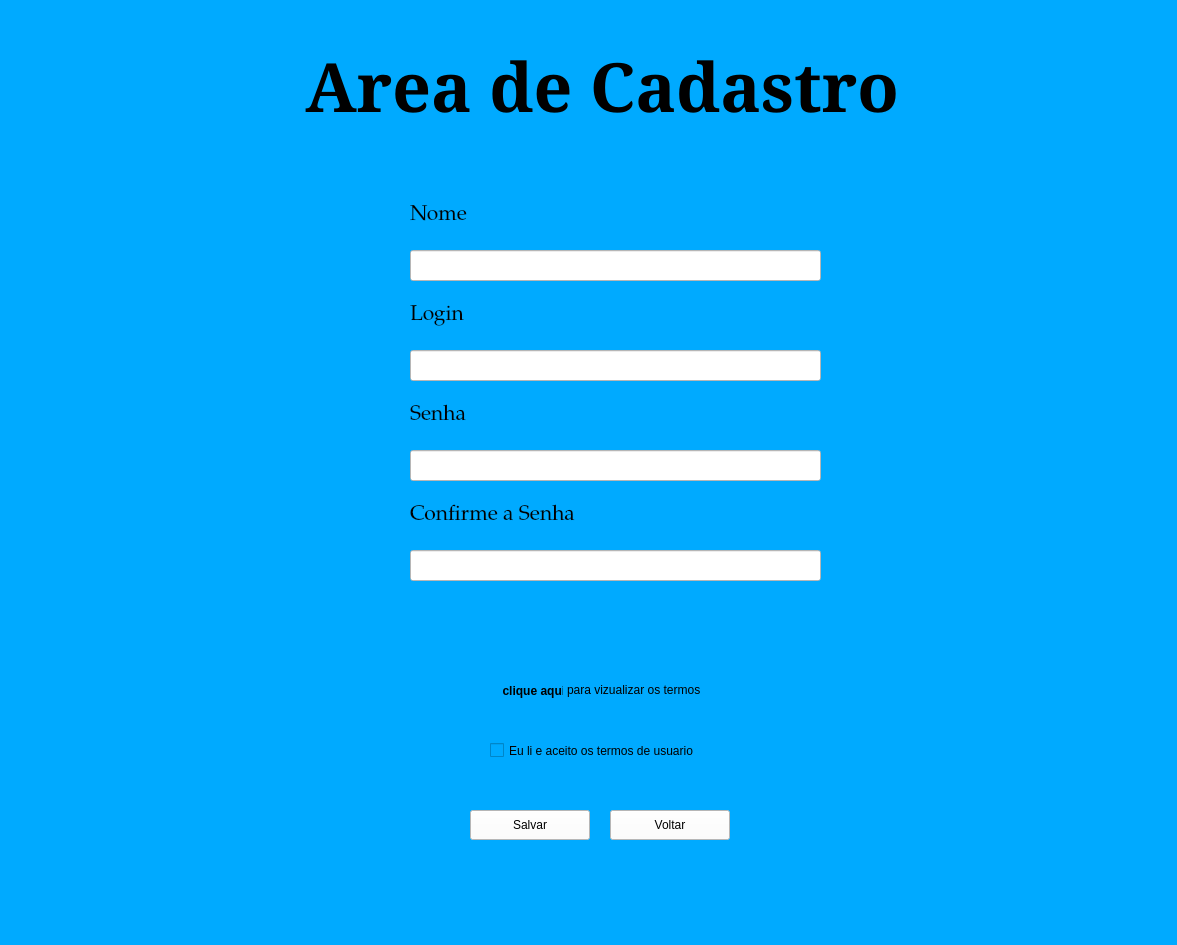
The window that cadastro.ui (BrunoTiptc/SOS) describes before a commit, drawn with Qt 5.
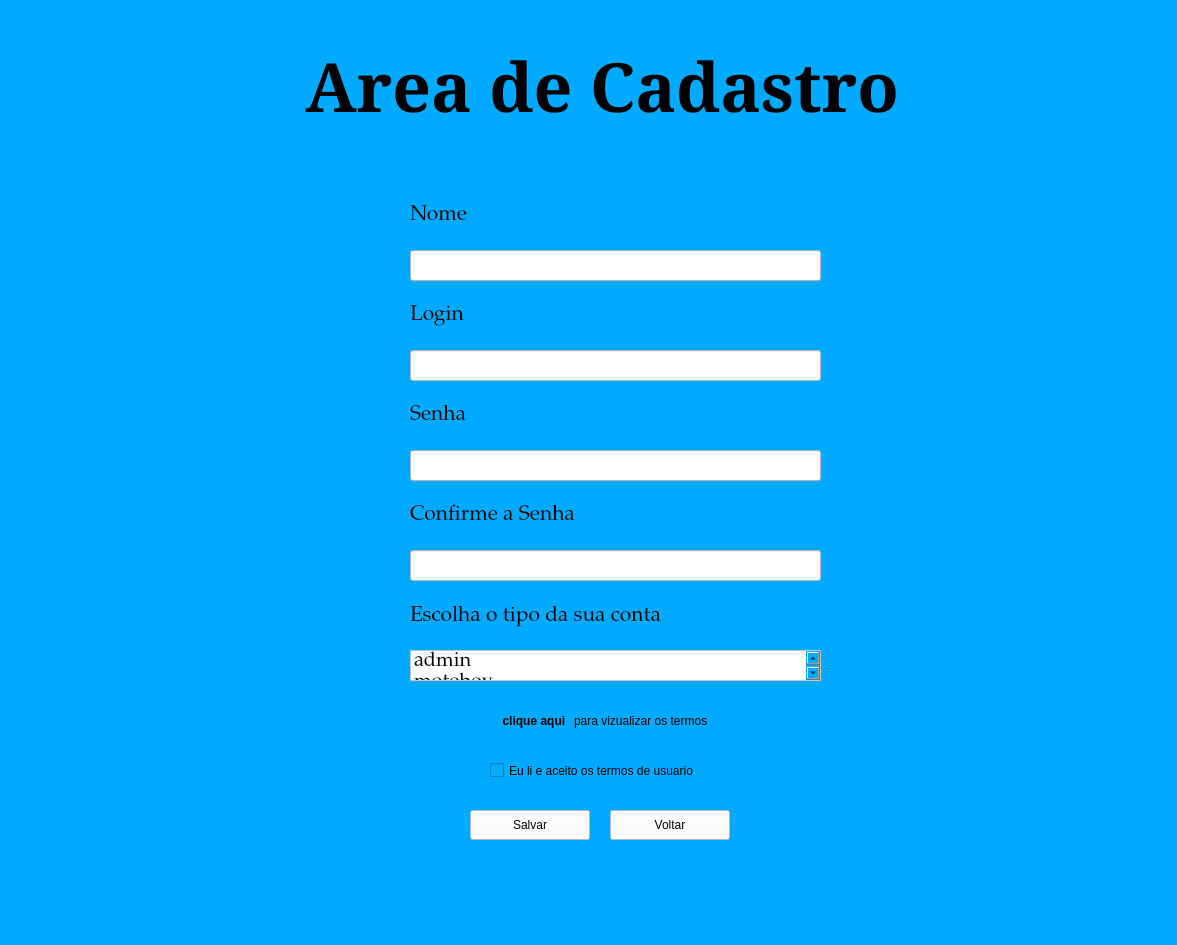
The same window after the commit.

Commit message: As mudanças que queria fazer , agora estao feitas , agora voce pode adicionar 3 tipos de usuarios. o proximo passo e configurar a logica do login que ja foi iniciada

```diff
--- a/cadastro.ui
+++ b/cadastro.ui
@@ -145,7 +145,7 @@
     <property name="geometry">
      <rect>
       <x>490</x>
-      <y>740</y>
+      <y>760</y>
       <width>251</width>
       <height>21</height>
      </rect>
@@ -245,7 +245,7 @@
     <property name="geometry">
      <rect>
       <x>490</x>
-      <y>680</y>
+      <y>710</y>
       <width>91</width>
       <height>21</height>
      </rect>
@@ -753,10 +753,10 @@
    <widget class="QTextEdit" name="textEdit">
     <property name="geometry">
      <rect>
-      <x>563</x>
-      <y>679</y>
-      <width>151</width>
-      <height>41</height>
+      <x>570</x>
+      <y>710</y>
+      <width>191</width>
+      <height>31</height>
      </rect>
     </property>
     <property name="font">
@@ -791,6 +791,60 @@
      <bool>false</bool>
     </property>
    </widget>
+   <widget class="QLabel" name="label">
+    <property name="geometry">
+     <rect>
+      <x>410</x>
+      <y>600</y>
+      <width>331</width>
+      <height>31</height>
+     </rect>
+    </property>
+    <property name="font">
+     <font>
+      <family>Palatino Linotype</family>
+      <pointsize>16</pointsize>
+     </font>
+    </property>
+    <property name="text">
+     <string>Escolha o tipo da sua conta </string>
+    </property>
+   </widget>
+   <widget class="QListWidget" name="role">
+    <property name="geometry">
+     <rect>
+      <x>410</x>
+      <y>650</y>
+      <width>411</width>
+      <height>31</height>
+     </rect>
+    </property>
+    <property name="font">
+     <font>
+      <family>Palatino Linotype</family>
+      <pointsize>15</pointsize>
+      <kerning>false</kerning>
+     </font>
+    </property>
+    <property name="styleSheet">
+     <string notr="true">background-color: rgb(255, 255, 255);</string>
+    </property>
+    <item>
+     <property name="text">
+      <string>admin</string>
+     </property>
+    </item>
+    <item>
+     <property name="text">
+      <string>motoboy</string>
+     </property>
+    </item>
+    <item>
+     <property name="text">
+      <string>empresa</string>
+     </property>
+    </item>
+   </widget>
    <zorder>label_2</zorder>
    <zorder>Nome</zorder>
    <zorder>Login</zorder>
```
Left out of the diff: 2 changed lines with no effect on the pictures. The commit also changes 2 other files.
